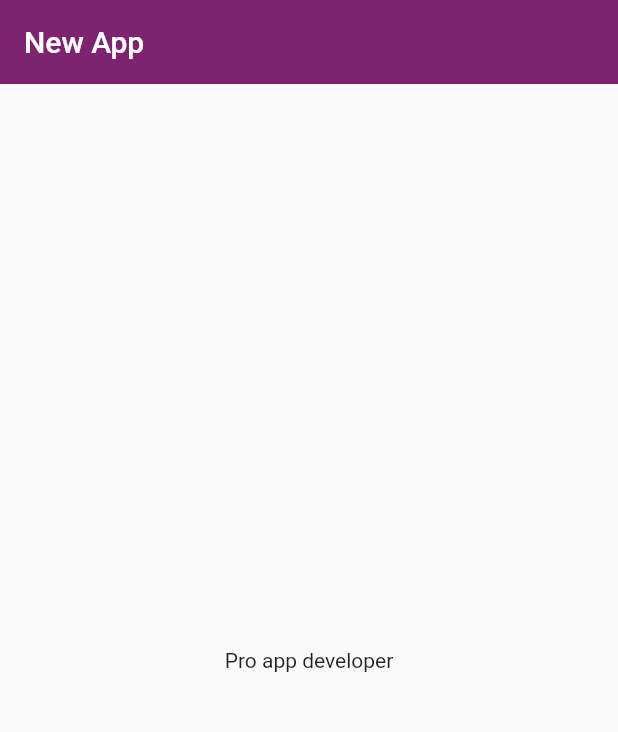
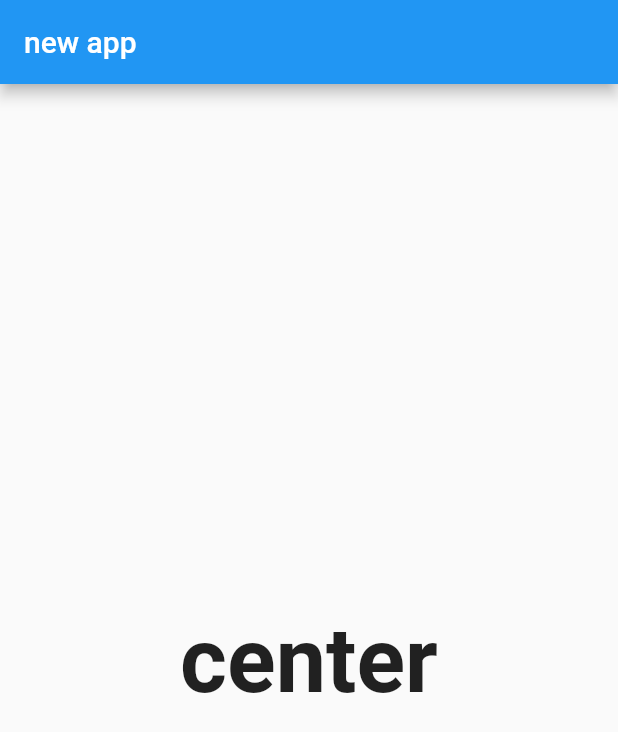
Before and after one commit to emetdas/flutter, a Flutter app: the screen it shows after launch, on a phone screen of 412 x 824 dp. Shown: the top 732 px of the screen. Run offline on Flutter 3.47's test engine with Material 2 defaults, Android fonts, the light colour scheme and no system bars.

Commit message:
some change

```diff
--- a/lib/main.dart
+++ b/lib/main.dart
@@ -1,4 +1,6 @@
 import 'package:flutter/material.dart';
+
+import 'page/home_page.dart';
 void main() => runApp(MyApp());
 
 class MyApp extends StatelessWidget {
@@ -7,18 +9,7 @@ class MyApp extends StatelessWidget {
     return MaterialApp(
       title: 'Material App',
       debugShowCheckedModeBanner: false,
-      home: Scaffold(
-        appBar: AppBar(
-          title: Text('New App'),
-          elevation: 0,
-          backgroundColor: Color(0xFF7E236F),
-        ),
-        body: Center(
-          child: Container(
-            child: Text('Pro app developer'),
-          ),
-        ),
-      ),
+      home: Homepage(),
     );
   }
 }
--- /dev/null
+++ b/lib/page/home_page.dart
@@ -0,0 +1,17 @@
+import 'package:flutter/material.dart';
+class Homepage extends StatelessWidget {
+  const Homepage({Key key}) : super(key: key);
+
+  @override
+  Widget build(BuildContext context) {
+    return Scaffold(
+      appBar: AppBar(title: Text("new app"),),
+      body: Center(
+        child: Text(
+        "center",style: TextStyle(fontSize: 30,fontWeight: FontWeight.bold),
+        textScaleFactor: 2.0,
+      ),
+      ),
+    );
+  }
+}
```
